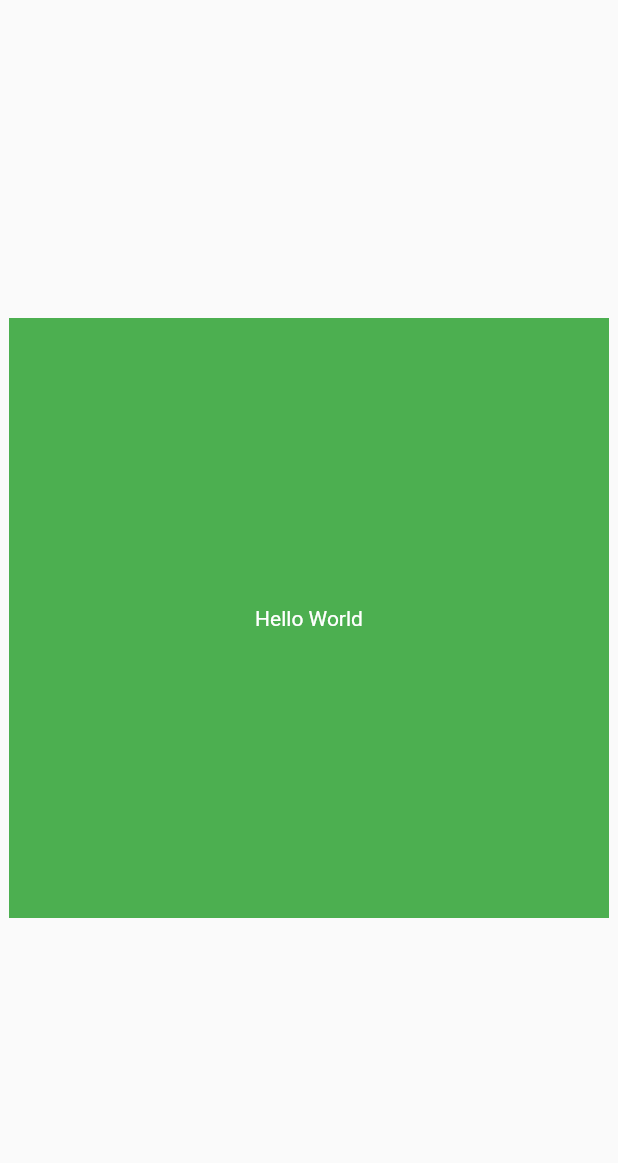
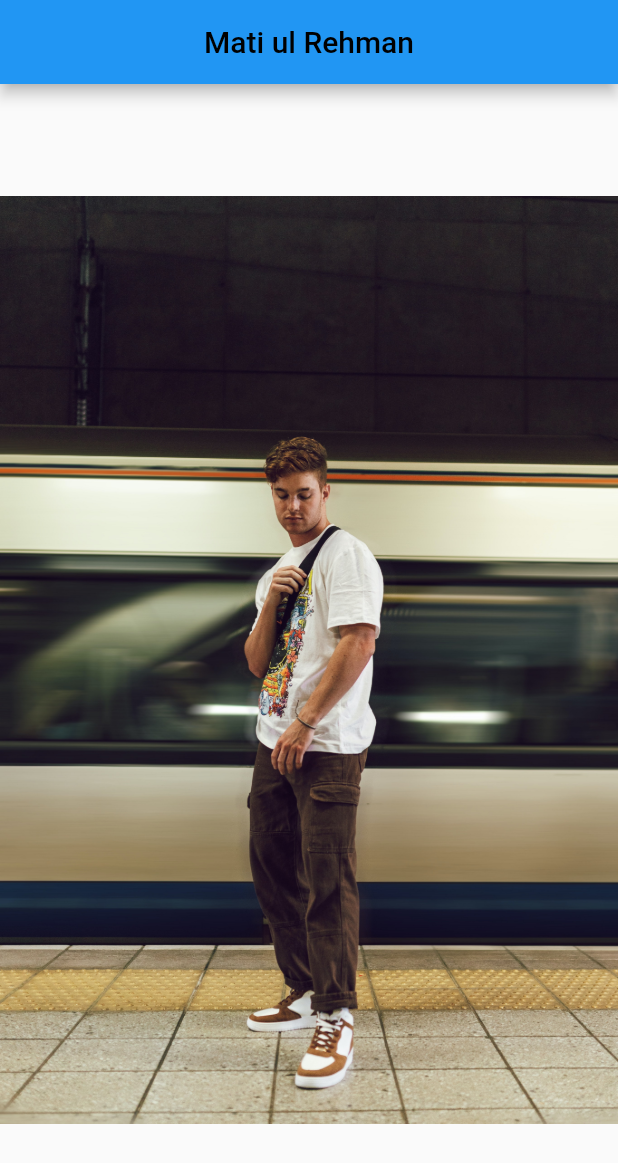
Before and after one commit to Matiz009/flutter_app, a Flutter app: the FirstScreen screen opened directly, on a phone screen of 412 x 824 dp. Shown: the top 1163 px of the screen. Run offline on Flutter 3.47's test engine with Material 2 defaults, Android fonts, the phone set to English and light mode, and no system bars; network calls fail.

Commit message:
pictures added;

```diff
--- a/firstapp/lib/first_screen.dart
+++ b/firstapp/lib/first_screen.dart
@@ -5,15 +5,9 @@ class FirstScreen extends StatelessWidget {
   @override
   Widget build(BuildContext context) {
     return Scaffold(
-      body: Center(
-        child: Container(
-          width: 400,
-          height: 400,
-          decoration: const BoxDecoration(
-              color: Colors.green
-          ),
-          child: const Center( child: Text("Hello World", style: TextStyle(color: Colors.white),),
-        )),
+      appBar: AppBar(title: const Center( child: Text("Mati ul Rehman",style: TextStyle(color: Colors.black),))),
+      body: const Center(
+        child: Image(image: AssetImage('assets/picB.jpg'),),
       ),
 
 
```
Also changed, not shown: firstapp/lib/main.dart (+7 -7 lines), firstapp/lib/practise.dart (+2 -5 lines), firstapp/pubspec.yaml (+4 -3 lines), firstapp/assets/picA.jpg (added), firstapp/assets/picB.jpg (added), firstapp/pubspec.lock, mutiurrehman/images/logo.png (added), 5 other files.
